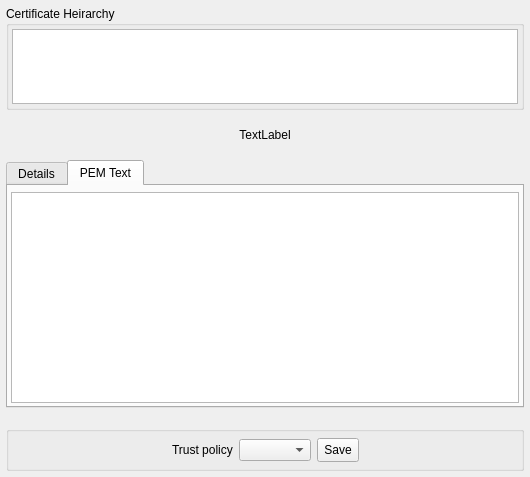
This is src/ui/qgsauthenticationcertificateinfo.ui in dakcarto/QGIS-Auth as Qt 5 draws it before an edit. The edited form follows.
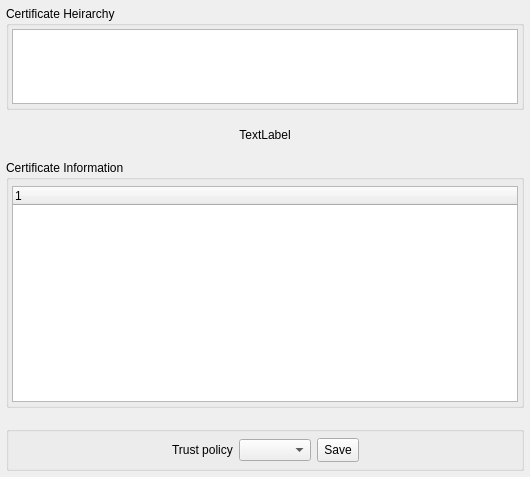
This is the edited form. The open tabs and pages were chosen to show the change. Icons and pictures are not drawn. Custom widgets are drawn as their Qt base class.

Commit message: Add details section to certificate info dialog

Diff of the .ui file:
```diff
--- a/src/ui/qgsauthenticationcertificateinfo.ui
+++ b/src/ui/qgsauthenticationcertificateinfo.ui
@@ -106,20 +106,16 @@
     </widget>
    </item>
    <item>
-    <widget class="QTabWidget" name="tabWidgetInfo">
+    <widget class="QGroupBox" name="groupBox">
      <property name="sizePolicy">
-      <sizepolicy hsizetype="Expanding" vsizetype="Expanding">
+      <sizepolicy hsizetype="Preferred" vsizetype="Preferred">
        <horstretch>0</horstretch>
        <verstretch>4</verstretch>
       </sizepolicy>
      </property>
-     <property name="currentIndex">
-      <number>0</number>
+     <property name="title">
+      <string>Certificate Information</string>
      </property>
-     <widget class="QWidget" name="tabDetails">
-      <attribute name="title">
-       <string>Details</string>
-      </attribute>
       <layout class="QVBoxLayout" name="verticalLayout">
        <property name="leftMargin">
         <number>3</number>
@@ -147,6 +143,9 @@
          <property name="verticalScrollMode">
           <enum>QAbstractItemView::ScrollPerPixel</enum>
          </property>
+        <property name="indentation">
+         <number>12</number>
+        </property>
          <property name="wordWrap">
           <bool>true</bool>
          </property>
@@ -158,36 +157,6 @@
         </widget>
        </item>
       </layout>
-     </widget>
-     <widget class="QWidget" name="tabPem">
-      <attribute name="title">
-       <string>PEM Text</string>
-      </attribute>
-      <layout class="QVBoxLayout" name="verticalLayout_2">
-       <property name="leftMargin">
-        <number>3</number>
-       </property>
-       <property name="topMargin">
-        <number>6</number>
-       </property>
-       <property name="rightMargin">
-        <number>3</number>
-       </property>
-       <property name="bottomMargin">
-        <number>3</number>
-       </property>
-       <item>
-        <widget class="QPlainTextEdit" name="ptePem">
-         <property name="lineWrapMode">
-          <enum>QPlainTextEdit::NoWrap</enum>
-         </property>
-         <property name="readOnly">
-          <bool>true</bool>
-         </property>
-        </widget>
-       </item>
-      </layout>
-     </widget>
     </widget>
    </item>
    <item>
```
Left out of the diff: 3 changed lines with no effect on the pictures. Lines whose indentation alone changed are shown as unchanged. The commit also changes 6 other files.
